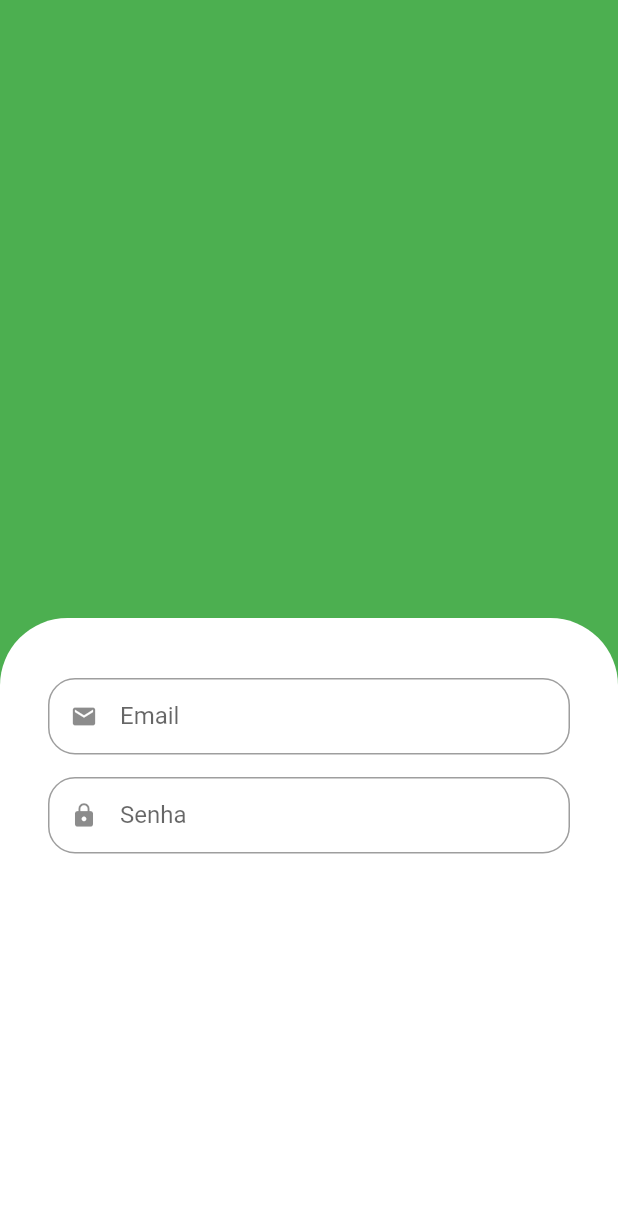
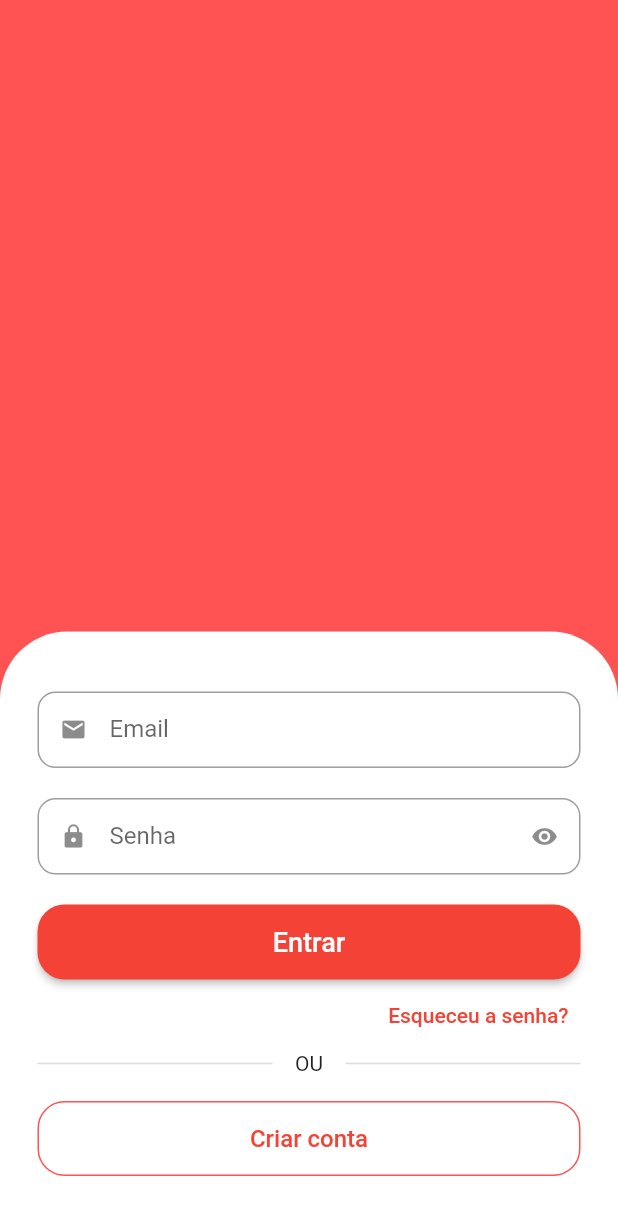
Before and after one commit to Wkerlyson/greengrocer, a Flutter app: the screen it shows after launch, on a phone screen of 412 x 824 dp. Shown: the top 1215 px of the screen. Run offline on Flutter 3.47's test engine with Material 2 defaults, Android fonts, the phone set to English and light mode, and no system bars.

Commit message:
finalizing input screen fields

```diff
--- a/lib/main.dart
+++ b/lib/main.dart
@@ -13,7 +13,7 @@ class MyApp extends StatelessWidget {
     return MaterialApp(
       title: 'Flutter Demo',
       theme: ThemeData(
-        primarySwatch: Colors.green,
+        primarySwatch: Colors.red,
       ),
       debugShowCheckedModeBanner: false,
       home: const SignInScreen(),
--- a/lib/src/auth/components/custom_text_field.dart
+++ b/lib/src/auth/components/custom_text_field.dart
@@ -1,29 +1,54 @@
 import 'package:flutter/material.dart';
 
-class CustomTextField extends StatelessWidget {
+class CustomTextField extends StatefulWidget {
   final IconData icon;
   final String label;
-  final bool isObscure;
+  final bool isSecret;
 
   const CustomTextField({
     super.key,
     required this.icon,
     required this.label,
-    this.isObscure = false,
+    this.isSecret = false,
   });
+
+  @override
+  State<CustomTextField> createState() => _CustomTextFieldState();
+}
+
+class _CustomTextFieldState extends State<CustomTextField> {
+  bool isObscure = false;
+
+  @override
+  void initState() {
+    super.initState();
+    isObscure = widget.isSecret;
+  }
 
   @override
   Widget build(BuildContext context) {
     return Padding(
-      padding: const EdgeInsets.only(bottom: 15),
+      padding: const EdgeInsets.only(bottom: 20),
       child: TextFormField(
         obscureText: isObscure,
         decoration: InputDecoration(
-          prefixIcon: Icon(icon),
-          labelText: label,
+          prefixIcon: Icon(widget.icon),
+          suffixIcon: widget.isSecret
+              ? IconButton(
+                  onPressed: () {
+                    setState(() {
+                      isObscure = !isObscure;
+                    });
+                  },
+                  icon: Icon(
+                    isObscure ? Icons.visibility : Icons.visibility_off,
+                  ),
+                )
+              : null,
+          labelText: widget.label,
           isDense: true,
           border: OutlineInputBorder(
-            borderRadius: BorderRadius.circular(18),
+            borderRadius: BorderRadius.circular(12),
           ),
         ),
       ),
--- a/lib/src/auth/sign_in_screen.dart
+++ b/lib/src/auth/sign_in_screen.dart
@@ -7,18 +7,17 @@ class SignInScreen extends StatelessWidget {
   @override
   Widget build(BuildContext context) {
     return Scaffold(
-      backgroundColor: Colors.green,
+      backgroundColor: Colors.redAccent,
       body: Column(
         children: [
           Expanded(
             child: Container(
-              color: Colors.green,
+              color: Colors.redAccent,
             ),
           ),
-          Expanded(
-            child: Container(
+          Container(
             padding: const EdgeInsets.symmetric(
-                horizontal: 32,
+              horizontal: 25,
               vertical: 40,
             ),
             decoration: const BoxDecoration(
@@ -28,18 +27,91 @@ class SignInScreen extends StatelessWidget {
               ),
             ),
             child: Column(
-                children: const [
-                  CustomTextField(
+              crossAxisAlignment: CrossAxisAlignment.stretch,
+              children: [
+                const CustomTextField(
                   icon: Icons.email,
                   label: 'Email',
                 ),
-                  CustomTextField(
+                const CustomTextField(
                   icon: Icons.lock,
                   label: 'Senha',
-                    isObscure: true,
+                  isSecret: true,
+                ),
+                SizedBox(
+                  height: 50,
+                  child: ElevatedButton(
+                    style: ElevatedButton.styleFrom(
+                      shape: RoundedRectangleBorder(
+                        borderRadius: BorderRadius.circular(18),
+                      ),
+                    ),
+                    onPressed: () {},
+                    child: const Text(
+                      'Entrar',
+                      style: TextStyle(
+                        fontSize: 18,
+                      ),
+                    ),
+                  ),
+                ),
+                Align(
+                  alignment: Alignment.centerRight,
+                  child: TextButton(
+                    onPressed: () {},
+                    child: const Text(
+                      'Esqueceu a senha?',
+                      style: TextStyle(
+                        color: Colors.red,
+                      ),
+                    ),
+                  ),
+                ),
+                Padding(
+                  padding: const EdgeInsets.only(bottom: 17),
+                  child: Row(
+                    children: [
+                      Expanded(
+                        child: Divider(
+                          color: Colors.grey.withAlpha(90),
+                          thickness: 1,
+                        ),
+                      ),
+                      const Padding(
+                        padding: EdgeInsets.symmetric(
+                          horizontal: 15,
+                        ),
+                        child: Text('OU'),
+                      ),
+                      Expanded(
+                        child: Divider(
+                          color: Colors.grey.withAlpha(90),
+                          thickness: 1,
+                        ),
                       ),
                     ],
                   ),
+                ),
+                SizedBox(
+                  height: 50,
+                  child: OutlinedButton(
+                    style: OutlinedButton.styleFrom(
+                      shape: RoundedRectangleBorder(
+                        borderRadius: BorderRadius.circular(18),
+                      ),
+                      side: const BorderSide(
+                        width: 1,
+                        color: Colors.redAccent,
+                      ),
+                    ),
+                    onPressed: () {},
+                    child: const Text(
+                      'Criar conta',
+                      style: TextStyle(fontSize: 16),
+                    ),
+                  ),
+                )
+              ],
             ),
           ),
         ],
```
Lines whose indentation alone changed are shown as unchanged.
